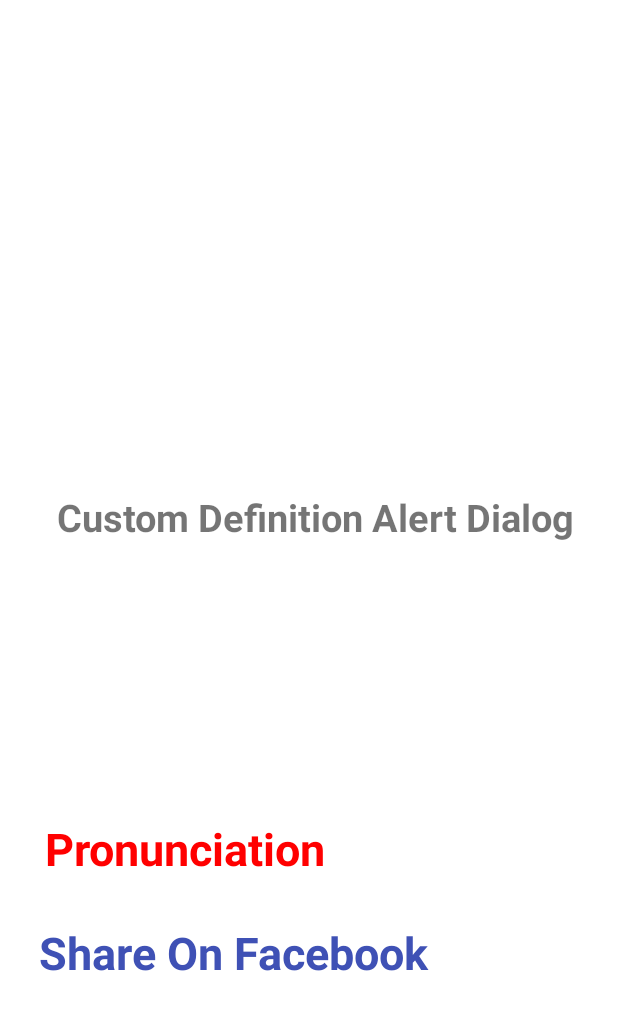
After one commit to ShehanAT/Dictionary-App-Android, an Android app: the layout custom_alert_dialog.xml on its own in the app's theme, with its tools: preview values and no code run, on a phone screen of 412 x 824 dp. The commit adds this screen. Shown: the top 1010 px of the screen. Run offline under Robolectric (Android 15) with nearby library versions, the phone set to English and light mode, and no system bars; network calls fail.

Commit message:
Added custom_alert_dialog.xml to res\layout folder

```diff
--- a/app/src/main/java/com/coding/informer/dictionary_app_v3/MainActivity.kt
+++ b/app/src/main/java/com/coding/informer/dictionary_app_v3/MainActivity.kt
@@ -22,8 +22,6 @@ import com.android.volley.RequestQueue
 import com.android.volley.toolbox.StringRequest
 import com.android.volley.toolbox.Volley
 import com.facebook.share.model.ShareLinkContent
-import com.facebook.share.model.SharePhoto
-import com.facebook.share.model.SharePhotoContent
 import com.facebook.share.widget.ShareDialog
 import com.google.android.material.textfield.TextInputEditText
 import io.github.jan.supabase.createSupabaseClient
@@ -222,7 +220,21 @@ class MainActivity : AppCompatActivity() {
                             definitionListStr += "* " + (defObj.getString("definition")) + "\n";
                         }
                     }
-
+                    dialogBuilder?.setItems(arrayOf<CharSequence>(
+                        "button 1",
+                        "button 2",
+                        "button 3",
+                        "button 4"
+                    ),
+                        DialogInterface.OnClickListener { dialog, which -> // The 'which' argument contains the index position
+                            // of the selected item
+                            when (which) {
+                                0 -> Toast.makeText(this, "clicked 1", Toast.LENGTH_SHORT).show()
+                                1 -> Toast.makeText(this, "clicked 2", Toast.LENGTH_SHORT).show()
+                                2 -> Toast.makeText(this, "clicked 3", Toast.LENGTH_SHORT).show()
+                                3 -> Toast.makeText(this, "clicked 4", Toast.LENGTH_SHORT).show()
+                            }
+                        })
                     var alert: AlertDialog? = dialogBuilder?.create()
                     alert?.setCancelable(true)
                     alert?.setTitle("Definition: $searchWord")
@@ -239,6 +251,22 @@ class MainActivity : AppCompatActivity() {
                             shareDialog.show(content)
                             Log.d("Definition Modal", "Facebook Share Modal Opened")
                         })
+                    alert?.setButton(
+                        AlertDialog.BUTTON_NEUTRAL, "Pronunciation",
+                        DialogInterface.OnClickListener { dialog, which ->
+                            val text = searchWordTextInput!!.text.toString().trim();
+
+                            if (text.isNotEmpty()) {
+                                if (Build.VERSION.SDK_INT >= Build.VERSION_CODES.LOLLIPOP) {
+                                    textToSpeechEngine!!.speak(text, TextToSpeech.QUEUE_FLUSH, null, "tts1")
+                                } else {
+                                    textToSpeechEngine!!.speak(text, TextToSpeech.QUEUE_FLUSH, null)
+                                }
+                            } else {
+                                Toast.makeText(this, "Text cannot be empty", Toast.LENGTH_LONG).show()
+                            }
+                        }
+                    )
                     alert?.show()
 
                 } catch (e : Exception) {
--- /dev/null
+++ b/app/src/main/res/layout/custom_alert_dialog.xml
@@ -0,0 +1,66 @@
+<?xml version="1.0" encoding="utf-8"?>
+<RelativeLayout
+    xmlns:android="http://schemas.android.com/apk/res/android"
+    android:layout_width="match_parent"
+    android:layout_height="match_parent">
+
+    <TextView
+        android:id="@+id/textview"
+        android:layout_width="392dp"
+        android:layout_height="112dp"
+        android:layout_alignParentStart="true"
+        android:layout_alignParentTop="true"
+        android:layout_alignParentEnd="true"
+        android:layout_alignParentBottom="true"
+        android:layout_marginStart="14dp"
+        android:layout_marginTop="317dp"
+        android:layout_marginEnd="5dp"
+        android:layout_marginBottom="302dp"
+        android:padding="10dp"
+        android:text="Custom Definition Alert Dialog"
+        android:textAlignment="center"
+        android:textSize="25sp"
+        android:textStyle="bold" />
+
+    <RelativeLayout
+        android:layout_width="wrap_content"
+        android:layout_height="wrap_content"
+        android:layout_below="@id/textview"
+        android:layout_margin="15dp"
+        android:layout_marginTop="124dp"
+        android:layout_marginBottom="15dp">
+
+    </RelativeLayout>
+
+    <TextView
+        android:id="@+id/okay_text"
+        android:layout_width="wrap_content"
+        android:layout_height="wrap_content"
+        android:layout_alignBottom="@+id/textview"
+        android:layout_alignParentStart="true"
+        android:layout_alignParentEnd="true"
+        android:layout_marginStart="26dp"
+        android:layout_marginEnd="123dp"
+        android:layout_marginRight="100dp"
+        android:layout_marginBottom="-133dp"
+        android:text="Share On Facebook"
+        android:textColor="#3F51B5"
+        android:textSize="30sp"
+        android:textStyle="bold" />
+
+    <TextView
+        android:id="@+id/cancel_text"
+        android:layout_width="239dp"
+        android:layout_height="56dp"
+        android:layout_alignBottom="@+id/textview"
+        android:layout_alignParentEnd="true"
+        android:layout_marginStart="30dp"
+        android:layout_marginLeft="100dp"
+        android:layout_marginEnd="152dp"
+        android:layout_marginBottom="-79dp"
+        android:text="Pronunciation"
+        android:textColor="#FF0000"
+        android:textSize="30sp"
+        android:textStyle="bold" />
+
+</RelativeLayout>
```
Also changed, not shown: app/src/main/java/com/coding/informer/dictionary_app_v3/RecycleViewHolders.kt (+0 -12 lines).
